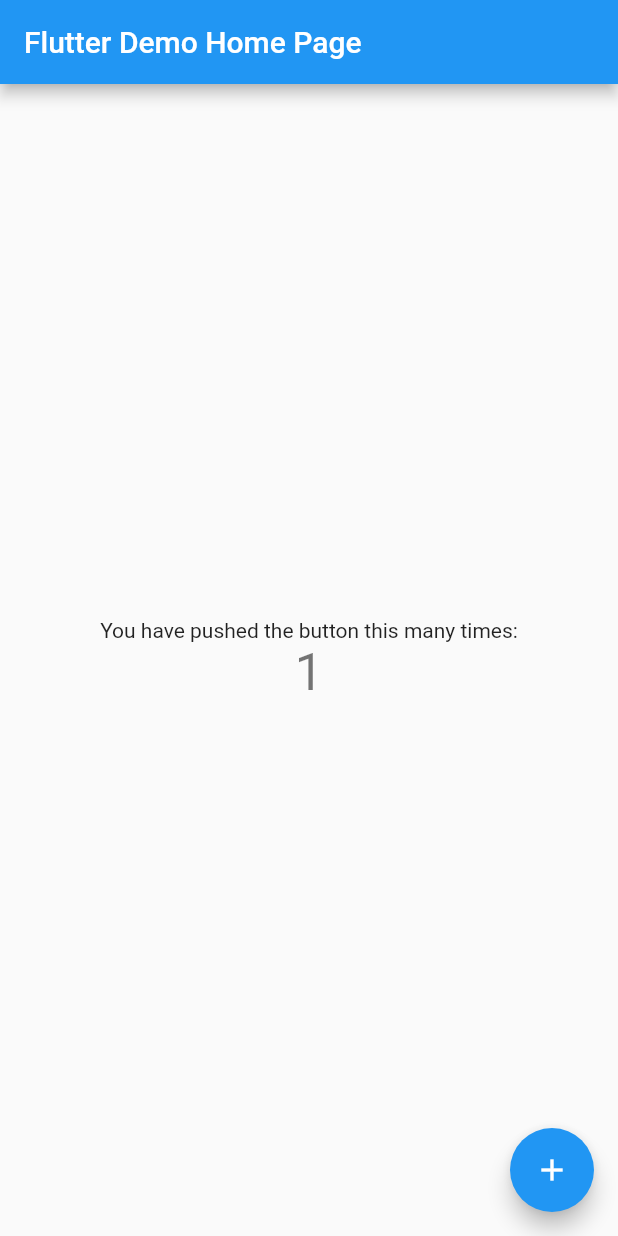
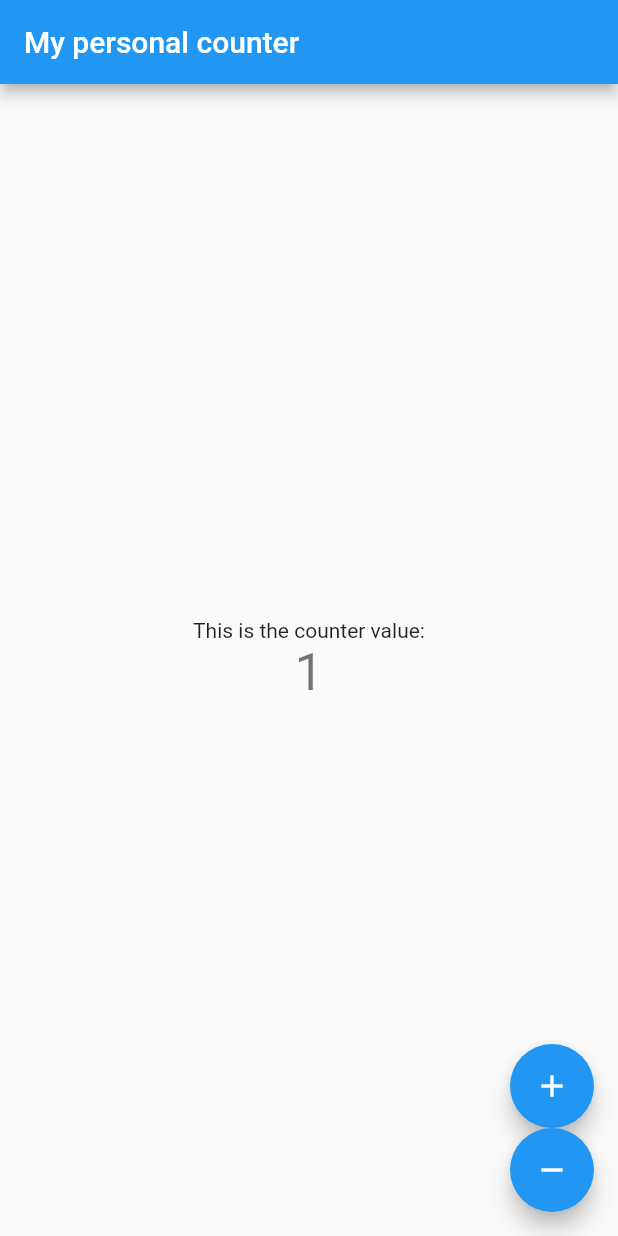
Before and after one commit to guildem/counter-flutter, a Flutter app: the screen it shows after launch, after a tap on the "add" icon, on a phone screen of 412 x 824 dp. Run offline on Flutter 3.47's test engine with Material 2 defaults, Android fonts, the phone set to English and light mode, and no system bars; our stand-ins replace shared_preferences.

Commit message:
Step 3 - Adding decrement and saving value locally

```diff
--- a/lib/main.dart
+++ b/lib/main.dart
@@ -22,7 +22,7 @@ class MyApp extends StatelessWidget {
       theme: ThemeData(
         primarySwatch: Colors.blue,
       ),
-      home: HomeScreen(title: 'Flutter Demo Home Page'),
+      home: HomeScreen(title: 'My personal counter'),
     );
   }
 }
--- a/lib/screens/HomeScreen.dart
+++ b/lib/screens/HomeScreen.dart
@@ -19,19 +19,30 @@ class HomeScreen extends StatelessWidget {
           mainAxisAlignment: MainAxisAlignment.center,
           children: <Widget>[
             Text(
-              'You have pushed the button this many times:',
+              'This is the counter value:',
             ),
             Text(
-              '${state.value}',
+              '${state.counter}',
               style: Theme.of(context).textTheme.headline4,
             ),
           ],
         ),
       ),
-      floatingActionButton: FloatingActionButton(
-        onPressed: state.increment,
-        tooltip: 'Increment',
-        child: Icon(Icons.add),
+      floatingActionButton: Column(
+        mainAxisAlignment: MainAxisAlignment.end,
+
+        children: [
+          FloatingActionButton(
+            onPressed: state.incrementCounter,
+            tooltip: 'Increment',
+            child: Icon(Icons.add),
+          ),
+          FloatingActionButton(
+            onPressed: state.decrementCounter,
+            tooltip: 'Decrement',
+            child: Icon(Icons.remove),
+          ),
+        ],
       ),
     );
   }
--- a/lib/state/AppState.dart
+++ b/lib/state/AppState.dart
@@ -1,13 +1,40 @@
 import 'package:flutter/foundation.dart';
 import 'package:provider/provider.dart';
+import 'dart:math';
+import '../tools/Storage.dart';
 
 class AppState with ChangeNotifier {
-  int _value = 0;
+  final Storage storage = Storage();
 
-  int get value => _value;
+  AppState() {
+    _load();
+  }
 
-  void increment() {
-    _value++;
+  Future<void> _load() async {
+    final state = await storage.load('app_state');
+    _counter = state['counter'] ?? 0;
+    notifyListeners();
+  }
+
+  Future<void> _save() async {
+    await storage.save('app_state', {
+      'counter': _counter,
+    });
+  }
+
+  int _counter = 0;
+
+  int get counter => _counter;
+
+  void incrementCounter() async {
+    _counter = min(_counter + 1, 10);
+    await _save();
+    notifyListeners();
+  }
+
+  void decrementCounter() async {
+    _counter = max(_counter - 1, 0);
+    await _save();
     notifyListeners();
   }
 }
--- /dev/null
+++ b/lib/tools/Storage.dart
@@ -0,0 +1,21 @@
+import 'package:flutter/foundation.dart';
+import 'package:shared_preferences/shared_preferences.dart';
+import 'dart:async';
+import 'dart:convert';
+
+class Storage {
+  Future<SharedPreferences> _prefs = SharedPreferences.getInstance();
+
+  Future<Map> load(String key) async {
+    final SharedPreferences prefs = await _prefs;
+    final jsonValue = await prefs.getString(key) ?? '{}';
+    final value = jsonDecode(jsonValue) ?? {};
+    return value;
+  }
+
+  Future<void> save(String key, Map value) async {
+    final SharedPreferences prefs = await _prefs;
+    final jsonValue = jsonEncode(value);
+    await prefs.setString(key, jsonValue);
+  }
+}
--- a/pubspec.yaml
+++ b/pubspec.yaml
@@ -29,6 +29,7 @@ dependencies:
   # Use with the CupertinoIcons class for iOS style icons.
   cupertino_icons: ^1.0.2
   provider: ^5.0.0
+  shared_preferences: ^2.0.6
 
 dev_dependencies:
   flutter_test:
```
Also changed, not shown: pubspec.lock.
